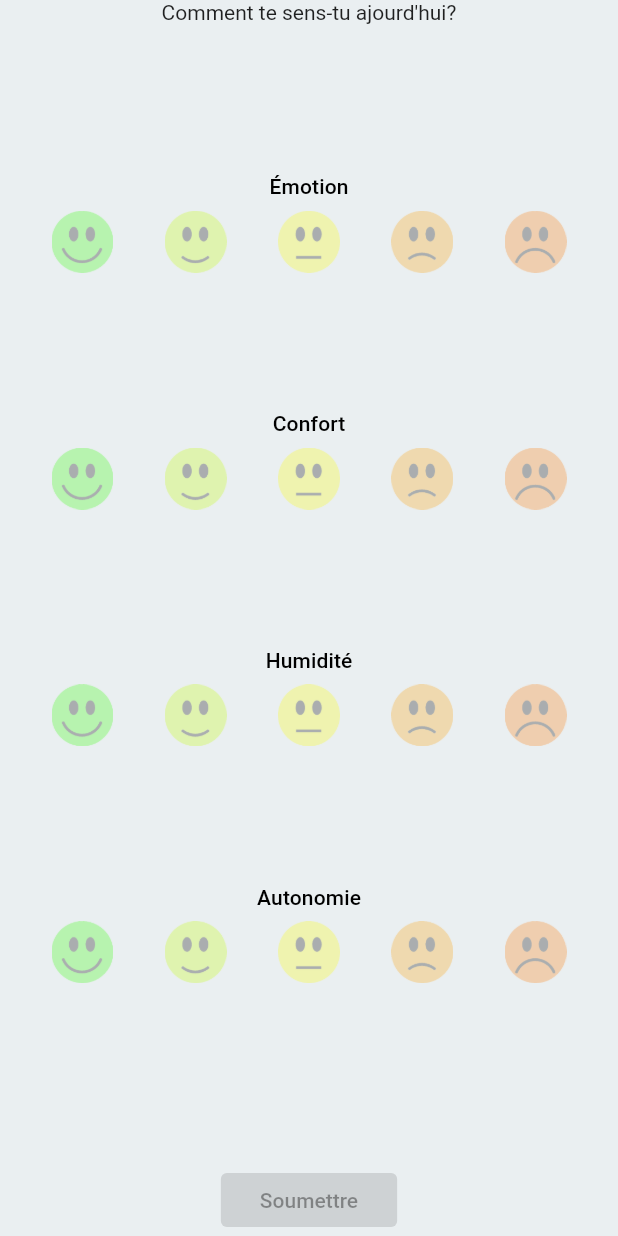
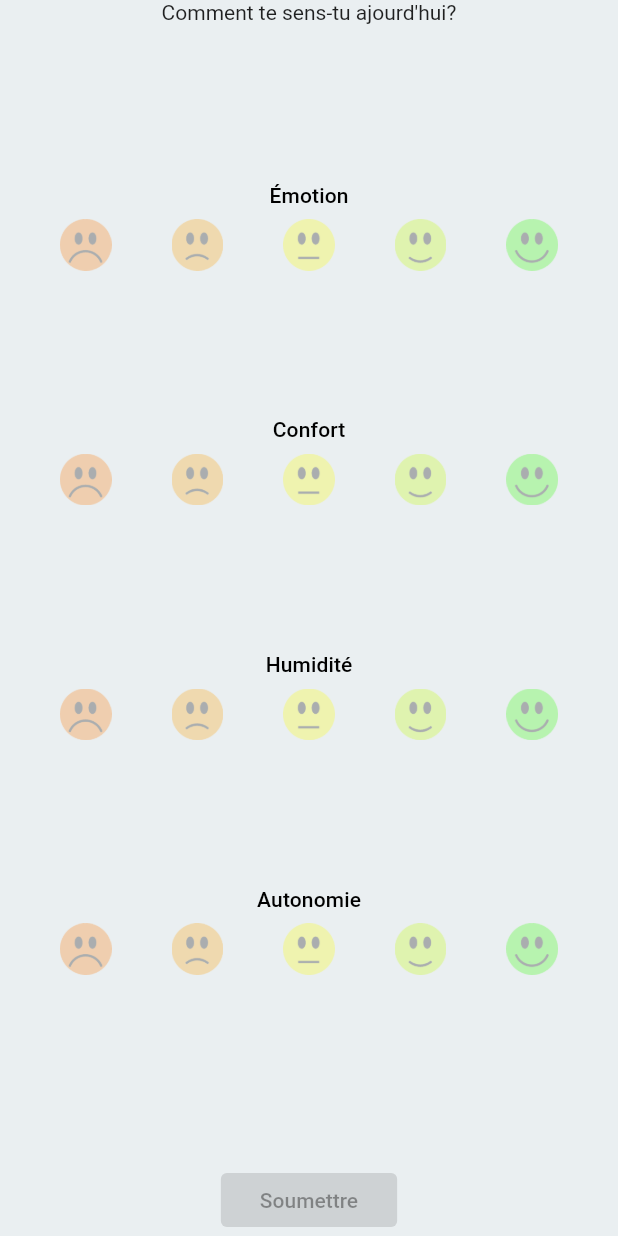
Before and after one commit to pariterre/enjoy_your_brace, a Flutter app: the SelectMood widget shown alone on an empty page, opened directly, on a phone screen of 412 x 824 dp. Run offline on Flutter 3.47's test engine with Material 2 defaults, Android fonts, the phone set to English and light mode, and no system bars; missing offline and left inert: blue_maestro_ble, enhanced_containers, graphic; statements that could not run were skipped.

Commit message:
Simplified few things

```diff
--- a/lib/mood_data/widgets/select_mood.dart
+++ b/lib/mood_data/widgets/select_mood.dart
@@ -46,7 +46,7 @@ class _SelectMoodState extends State<SelectMood> {
 
   @override
   Widget build(BuildContext context) {
-    final sideSize = MediaQuery.of(context).size.width / 10;
+    final sideSize = MediaQuery.of(context).size.width / 12;
     final texts = LocaleText.of(context);
 
     return Column(
@@ -131,74 +131,34 @@ class _SelectMoodLevelState extends State<SelectMoodLevel> {
           mainAxisAlignment: MainAxisAlignment.spaceEvenly,
           children: [
             _Selector(
-              BoxDecoration(
-                image: DecorationImage(
-                  image: const AssetImage('assets/excellent.png'),
-                  colorFilter: ColorFilter.mode(
-                    Colors.white.withAlpha(
-                        widget.current == MoodDataLevel.excellent ? 255 : 70),
-                    BlendMode.modulate,
-                  ),
-                ),
-              ),
+              const AssetImage('assets/veryBad.png'),
+              onTap: () => widget.onTap(MoodDataLevel.veryBad),
+              isSelected: widget.current == MoodDataLevel.veryBad,
               sideSize: widget.sideSize,
-              onTap: () => widget.onTap(MoodDataLevel.excellent),
             ),
             _Selector(
-              BoxDecoration(
-                image: DecorationImage(
-                  image: const AssetImage('assets/good.png'),
-                  colorFilter: ColorFilter.mode(
-                    Colors.white.withAlpha(
-                        widget.current == MoodDataLevel.good ? 255 : 70),
-                    BlendMode.modulate,
-                  ),
-                ),
-              ),
+              const AssetImage('assets/poor.png'),
+              onTap: () => widget.onTap(MoodDataLevel.poor),
+              isSelected: widget.current == MoodDataLevel.poor,
               sideSize: widget.sideSize,
-              onTap: () => widget.onTap(MoodDataLevel.good),
             ),
             _Selector(
-              BoxDecoration(
-                image: DecorationImage(
-                  image: const AssetImage('assets/medium.png'),
-                  colorFilter: ColorFilter.mode(
-                    Colors.white.withAlpha(
-                        widget.current == MoodDataLevel.medium ? 255 : 70),
-                    BlendMode.modulate,
-                  ),
-                ),
-              ),
+              const AssetImage('assets/medium.png'),
+              onTap: () => widget.onTap(MoodDataLevel.medium),
+              isSelected: widget.current == MoodDataLevel.medium,
               sideSize: widget.sideSize,
-              onTap: () => widget.onTap(MoodDataLevel.medium),
             ),
             _Selector(
-              BoxDecoration(
-                image: DecorationImage(
-                  image: const AssetImage('assets/poor.png'),
-                  colorFilter: ColorFilter.mode(
-                    Colors.white.withAlpha(
-                        widget.current == MoodDataLevel.poor ? 255 : 70),
-                    BlendMode.modulate,
-                  ),
-                ),
-              ),
+              const AssetImage('assets/good.png'),
+              onTap: () => widget.onTap(MoodDataLevel.good),
+              isSelected: widget.current == MoodDataLevel.good,
               sideSize: widget.sideSize,
-              onTap: () => widget.onTap(MoodDataLevel.poor),
             ),
             _Selector(
-              BoxDecoration(
-                image: DecorationImage(
-                  image: const AssetImage('assets/veryBad.png'),
-                  colorFilter: ColorFilter.mode(
-                    Colors.white.withAlpha(
-                        widget.current == MoodDataLevel.veryBad ? 255 : 70),
-                    BlendMode.modulate,
-                  ),
-                ),
-              ),
+              const AssetImage('assets/excellent.png'),
+              onTap: () => widget.onTap(MoodDataLevel.excellent),
+              isSelected: widget.current == MoodDataLevel.excellent,
               sideSize: widget.sideSize,
-              onTap: () => widget.onTap(MoodDataLevel.veryBad),
             ),
           ],
         ),
@@ -209,22 +169,32 @@ class _SelectMoodLevelState extends State<SelectMoodLevel> {
 
 class _Selector extends StatelessWidget {
   const _Selector(
-    this.boxDecoration, {
+    this.image, {
     Key? key,
+    required this.onTap,
     required this.sideSize,
-    required this.onTap,
+    required this.isSelected,
   }) : super(key: key);
 
+  final AssetImage image;
+  final Function() onTap;
   final double sideSize;
-  final BoxDecoration boxDecoration;
-  final Function() onTap;
+  final bool isSelected;
 
   @override
   Widget build(BuildContext context) {
     return GestureDetector(
       onTap: onTap,
       child: Container(
-        decoration: boxDecoration,
+        decoration: BoxDecoration(
+          image: DecorationImage(
+            image: image,
+            colorFilter: ColorFilter.mode(
+              Colors.white.withAlpha(isSelected ? 255 : 70),
+              BlendMode.modulate,
+            ),
+          ),
+        ),
         height: sideSize,
         width: sideSize,
       ),
--- a/lib/screens/home_screen.dart
+++ b/lib/screens/home_screen.dart
@@ -1,6 +1,5 @@
 import 'package:flutter/material.dart';
 
-import '../models/locale_text.dart';
 import '../widgets/mood_pie.dart';
 import '../widgets/mood_questionnaire.dart';
 
```
